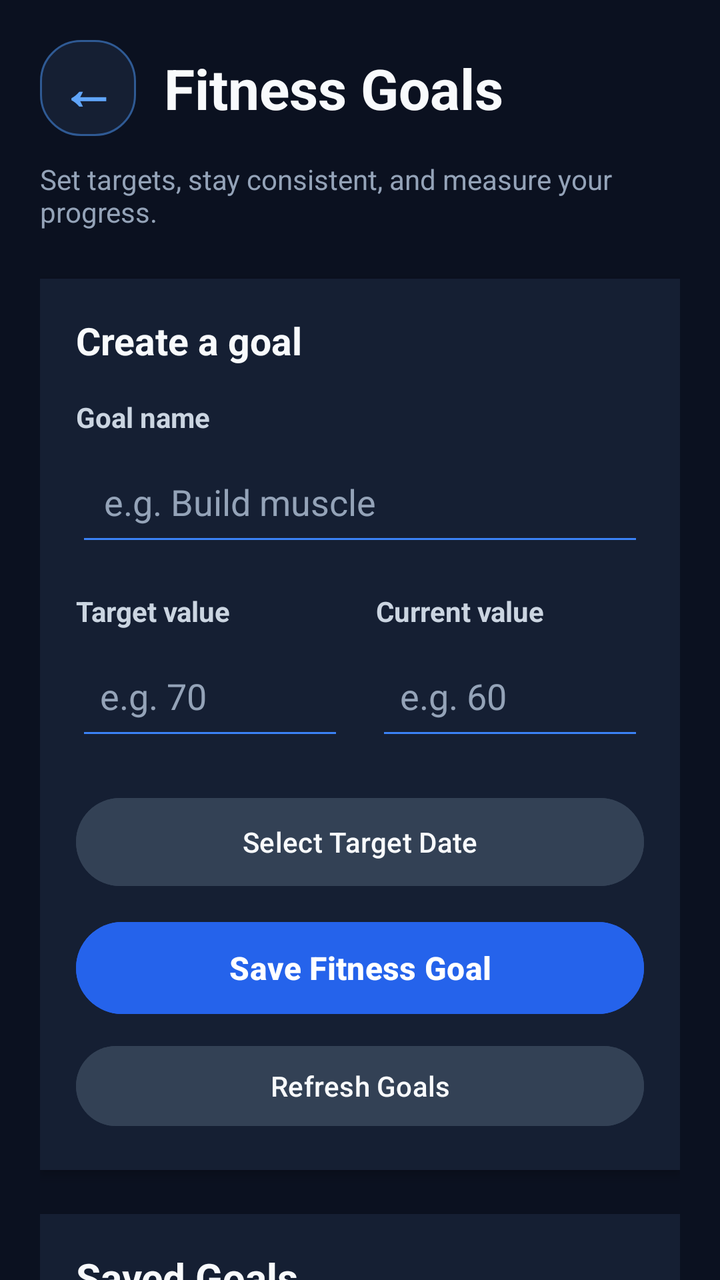
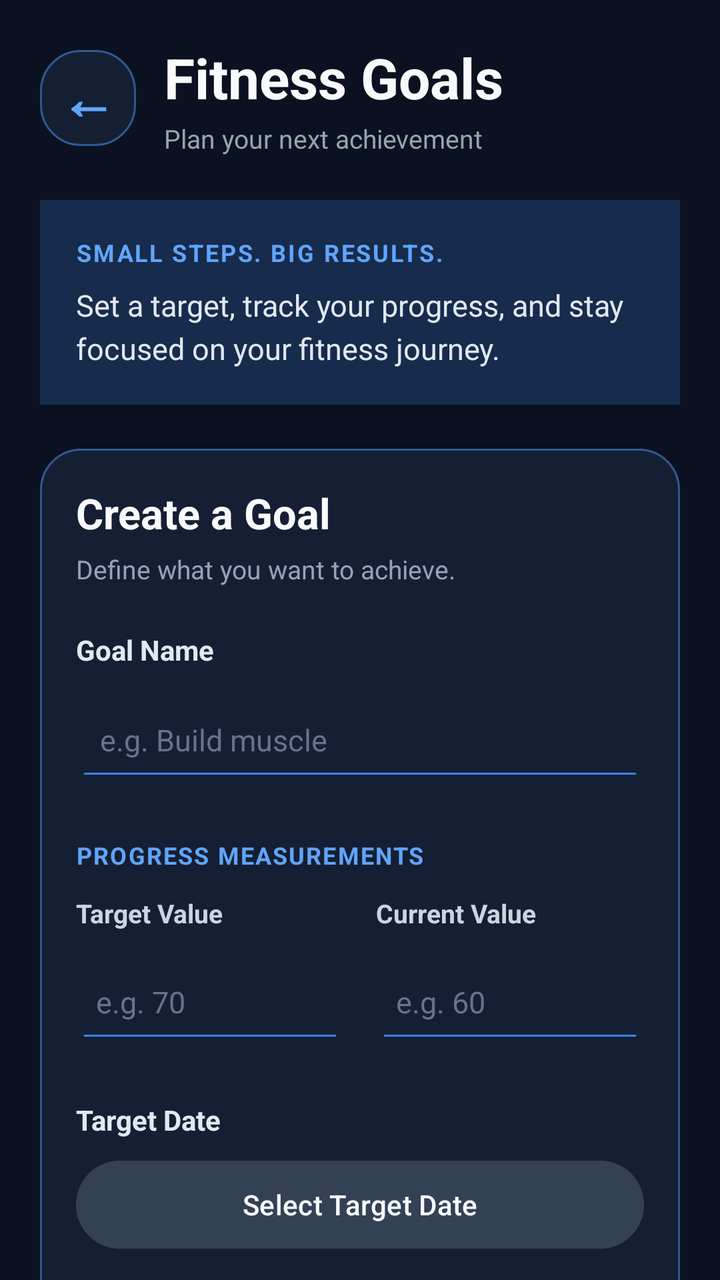

Two renders of the same Android screen: before a commit and after it. Below are the layout's source before the change and the commit's diff.
<!-- AndroidManifest.xml: application theme Theme.GymTrackerPro -->
<!-- res/layout/activity_goals.xml -->
<?xml version="1.0" encoding="utf-8"?>
<ScrollView xmlns:android="http://schemas.android.com/apk/res/android"
    android:layout_width="match_parent"
    android:layout_height="match_parent"
    android:background="#0B1120"
    android:fillViewport="true"
    android:scrollbars="none">

    <LinearLayout
        android:layout_width="match_parent"
        android:layout_height="wrap_content"
        android:orientation="vertical"
        android:padding="20dp">

        
        <LinearLayout
            android:layout_width="match_parent"
            android:layout_height="wrap_content"
            android:orientation="horizontal"
            android:gravity="center_vertical"
            android:layout_marginBottom="6dp">

            <TextView
                android:id="@+id/buttonBackArrow"
                android:layout_width="48dp"
                android:layout_height="48dp"
                android:background="@drawable/bg_card"
                android:gravity="center"
                android:text="←"
                android:textColor="#60A5FA"
                android:textSize="28sp"
                android:textStyle="bold"
                android:clickable="true"
                android:focusable="true"
                android:contentDescription="Back to Dashboard" />

            <TextView
                android:layout_width="0dp"
                android:layout_height="wrap_content"
                android:layout_weight="1"
                android:layout_marginStart="14dp"
                android:text="Fitness Goals"
                android:textColor="#F8FAFC"
                android:textSize="28sp"
                android:textStyle="bold" />

        </LinearLayout>

        <TextView
            android:layout_width="match_parent"
            android:layout_height="wrap_content"
            android:layout_marginTop="6dp"
            android:layout_marginBottom="24dp"
            android:text="Set targets, stay consistent, and measure your progress."
            android:textColor="#94A3B8"
            android:textSize="14sp" />

        
        <LinearLayout
            android:layout_width="match_parent"
            android:layout_height="wrap_content"
            android:orientation="vertical"
            android:padding="18dp"
            android:background="#151F33"
            android:elevation="3dp">

            <TextView
                android:layout_width="match_parent"
                android:layout_height="wrap_content"
                android:text="Create a goal"
                android:textColor="#F8FAFC"
                android:textSize="19sp"
                android:textStyle="bold"
                android:layout_marginBottom="16dp" />

            <TextView
                android:layout_width="match_parent"
                android:layout_height="wrap_content"
                android:text="Goal name"
                android:textColor="#CBD5E1"
                android:textStyle="bold"
                android:textSize="14sp"
                android:layout_marginBottom="6dp" />

            <EditText
                android:id="@+id/editGoalType"
                android:layout_width="match_parent"
                android:layout_height="54dp"
                android:hint="e.g. Build muscle"
                android:inputType="textCapSentences"
                android:singleLine="true"
                android:padding="14dp"
                android:backgroundTint="#3B82F6"
                android:textColor="#F8FAFC"
                android:textColorHint="#94A3B8" />

            
            <LinearLayout
                android:layout_width="match_parent"
                android:layout_height="wrap_content"
                android:orientation="horizontal"
                android:layout_marginTop="18dp"
                android:weightSum="2">

                <LinearLayout
                    android:layout_width="0dp"
                    android:layout_height="wrap_content"
                    android:layout_weight="1"
                    android:orientation="vertical"
                    android:paddingEnd="8dp">

                    <TextView
                        android:layout_width="match_parent"
                        android:layout_height="wrap_content"
                        android:text="Target value"
                        android:textColor="#CBD5E1"
                        android:textStyle="bold"
                        android:textSize="14sp"
                        android:layout_marginBottom="6dp" />

                    <EditText
                        android:id="@+id/editTargetValue"
                        android:layout_width="match_parent"
                        android:layout_height="54dp"
                        android:hint="e.g. 70"
                        android:inputType="numberDecimal"
                        android:singleLine="true"
                        android:padding="12dp"
                        android:backgroundTint="#3B82F6"
                        android:textColor="#F8FAFC"
                        android:textColorHint="#94A3B8" />

                </LinearLayout>

                <LinearLayout
                    android:layout_width="0dp"
                    android:layout_height="wrap_content"
                    android:layout_weight="1"
                    android:orientation="vertical"
                    android:paddingStart="8dp">

                    <TextView
                        android:layout_width="match_parent"
                        android:layout_height="wrap_content"
                        android:text="Current value"
                        android:textColor="#CBD5E1"
                        android:textStyle="bold"
                        android:textSize="14sp"
                        android:layout_marginBottom="6dp" />

                    <EditText
                        android:id="@+id/editCurrentValue"
                        android:layout_width="match_parent"
                        android:layout_height="54dp"
                        android:hint="e.g. 60"
                        android:inputType="numberDecimal"
                        android:singleLine="true"
                        android:padding="12dp"
                        android:backgroundTint="#3B82F6"
                        android:textColor="#F8FAFC"
                        android:textColorHint="#94A3B8" />

                </LinearLayout>

            </LinearLayout>

            
            <Button
                android:id="@+id/buttonSelectDate"
                android:layout_width="match_parent"
                android:layout_height="52dp"
                android:layout_marginTop="20dp"
                android:text="Select Target Date"
                android:textAllCaps="false"
                android:textColor="#F8FAFC"
                android:backgroundTint="#334155" />

            
            <Button
                android:id="@+id/buttonSaveGoal"
                android:layout_width="match_parent"
                android:layout_height="54dp"
                android:layout_marginTop="10dp"
                android:text="Save Fitness Goal"
                android:textAllCaps="false"
                android:textColor="#FFFFFF"
                android:textSize="16sp"
                android:textStyle="bold"
                android:backgroundTint="#2563EB" />

            <Button
                android:id="@+id/buttonRefreshGoals"
                android:layout_width="match_parent"
                android:layout_height="48dp"
                android:layout_marginTop="8dp"
                android:text="Refresh Goals"
                android:textAllCaps="false"
                android:textColor="#F8FAFC"
                android:backgroundTint="#334155" />

        </LinearLayout>

        
        <LinearLayout
            android:layout_width="match_parent"
            android:layout_height="wrap_content"
            android:layout_marginTop="22dp"
            android:orientation="vertical"
            android:padding="18dp"
            android:background="#151F33"
            android:elevation="3dp">

            <TextView
                android:layout_width="match_parent"
                android:layout_height="wrap_content"
                android:text="Saved Goals"
                android:textColor="#F8FAFC"
                android:textSize="20sp"
                android:textStyle="bold" />

            <TextView
                android:layout_width="match_parent"
                android:layout_height="wrap_content"
                android:layout_marginTop="6dp"
                android:layout_marginBottom="14dp"
                android:text="Your targets and progress"
                android:textColor="#94A3B8"
                android:textSize="13sp" />

            <TextView
                android:id="@+id/textGoalsList"
                android:layout_width="match_parent"
                android:layout_height="wrap_content"
                android:minHeight="70dp"
                android:background="#0F172A"
                android:padding="16dp"
                android:text="Loading goals..."
                android:textColor="#CBD5E1"
                android:textSize="15sp"
                android:lineSpacingExtra="6dp" />

        </LinearLayout>

    </LinearLayout>

</ScrollView>
<!-- resources referenced by this layout -->
<resources>
  <!-- drawable bg_card (drawable) -->
  <?xml version="1.0" encoding="utf-8"?>
  <shape xmlns:android="http://schemas.android.com/apk/res/android" android:shape="rectangle">
      <solid android:color="@color/gt_surface" />
      <corners android:radius="20dp" />
      <stroke android:width="1dp" android:color="@color/gt_stroke" />
  </shape>
  <style name="Theme.GymTrackerPro" parent="Base.Theme.GymTrackerPro" />
  <color name="gt_surface">#151F33</color>
  <color name="gt_stroke">#2F5A94</color>
  <style name="Base.Theme.GymTrackerPro" parent="Theme.Material3.Dark.NoActionBar">
          <item name="colorPrimary">@color/gt_blue</item>
          <item name="colorSurface">@color/gt_surface</item>
          <item name="android:windowBackground">@color/gt_background</item>
  
          
          <item name="android:statusBarColor">@color/gt_background</item>
          <item name="android:navigationBarColor">@color/gt_background</item>
          <item name="android:windowLightStatusBar">false</item>
      </style>
  <color name="gt_blue">#60A5FA</color>
  <color name="gt_background">#0B1120</color>
</resources>

<!-- the commit's change to res/layout/activity_goals.xml (unified diff, before → after) -->
@@ -16,90 +16,143 @@
         <LinearLayout
             android:layout_width="match_parent"
             android:layout_height="wrap_content"
-            android:orientation="horizontal"
+            android:layout_marginBottom="22dp"
             android:gravity="center_vertical"
-            android:layout_marginBottom="6dp">
+            android:orientation="horizontal">
 
             <TextView
                 android:id="@+id/buttonBackArrow"
                 android:layout_width="48dp"
                 android:layout_height="48dp"
                 android:background="@drawable/bg_card"
+                android:clickable="true"
+                android:contentDescription="Back to Dashboard"
+                android:focusable="true"
                 android:gravity="center"
                 android:text="←"
                 android:textColor="#60A5FA"
                 android:textSize="28sp"
+                android:textStyle="bold" />
+
+            <LinearLayout
+                android:layout_width="0dp"
+                android:layout_height="wrap_content"
+                android:layout_marginStart="14dp"
+                android:layout_weight="1"
+                android:orientation="vertical">
+
+                <TextView
+                    android:layout_width="match_parent"
+                    android:layout_height="wrap_content"
+                    android:text="Fitness Goals"
+                    android:textColor="#F8FAFC"
+                    android:textSize="28sp"
+                    android:textStyle="bold" />
+
+                <TextView
+                    android:layout_width="match_parent"
+                    android:layout_height="wrap_content"
+                    android:layout_marginTop="3dp"
+                    android:text="Plan your next achievement"
+                    android:textColor="#94A3B8"
+                    android:textSize="13sp" />
+
+            </LinearLayout>
+        </LinearLayout>
+
+        
+        <LinearLayout
+            android:layout_width="match_parent"
+            android:layout_height="wrap_content"
+            android:layout_marginBottom="22dp"
+            android:background="#172B4D"
+            android:orientation="vertical"
+            android:padding="18dp">
+
+            <TextView
+                android:layout_width="match_parent"
+                android:layout_height="wrap_content"
+                android:text="SMALL STEPS. BIG RESULTS."
+                android:textColor="#60A5FA"
+                android:textSize="12sp"
                 android:textStyle="bold"
-                android:clickable="true"
-                android:focusable="true"
-                android:contentDescription="Back to Dashboard" />
-
-            <TextView
-                android:layout_width="0dp"
-                android:layout_height="wrap_content"
-                android:layout_weight="1"
-                android:layout_marginStart="14dp"
-                android:text="Fitness Goals"
+                android:letterSpacing="0.08" />
+
+            <TextView
+                android:layout_width="match_parent"
+                android:layout_height="wrap_content"
+                android:layout_marginTop="8dp"
+                android:text="Set a target, track your progress, and stay focused on your fitness journey."
+                android:textColor="#E2E8F0"
+                android:textSize="15sp"
+                android:lineSpacingExtra="4dp" />
+
+        </LinearLayout>
+
+        
+        <LinearLayout
+            android:layout_width="match_parent"
+            android:layout_height="wrap_content"
+            android:background="@drawable/bg_card"
+            android:orientation="vertical"
+            android:padding="18dp">
+
+            <TextView
+                android:layout_width="match_parent"
+                android:layout_height="wrap_content"
+                android:text="Create a Goal"
                 android:textColor="#F8FAFC"
-                android:textSize="28sp"
-                android:textStyle="bold" />
-
-        </LinearLayout>
-
-        <TextView
-            android:layout_width="match_parent"
-            android:layout_height="wrap_content"
-            android:layout_marginTop="6dp"
-            android:layout_marginBottom="24dp"
-            android:text="Set targets, stay consistent, and measure your progress."
-            android:textColor="#94A3B8"
-            android:textSize="14sp" />
-
-        
-        <LinearLayout
-            android:layout_width="match_parent"
-            android:layout_height="wrap_content"
-            android:orientation="vertical"
-            android:padding="18dp"
-            android:background="#151F33"
-            android:elevation="3dp">
-
-            <TextView
-                android:layout_width="match_parent"
-                android:layout_height="wrap_content"
-                android:text="Create a goal"
-                android:textColor="#F8FAFC"
-                android:textSize="19sp"
-                android:textStyle="bold"
-                android:layout_marginBottom="16dp" />
-
-            <TextView
-                android:layout_width="match_parent"
-                android:layout_height="wrap_content"
-                android:text="Goal name"
-                android:textColor="#CBD5E1"
-                android:textStyle="bold"
+                android:textSize="21sp"
+                android:textStyle="bold" />
+
+            <TextView
+                android:layout_width="match_parent"
+                android:layout_height="wrap_content"
+                android:layout_marginTop="5dp"
+                android:layout_marginBottom="22dp"
+                android:text="Define what you want to achieve."
+                android:textColor="#94A3B8"
+                android:textSize="13sp" />
+
+            
+            <TextView
+                android:layout_width="match_parent"
+                android:layout_height="wrap_content"
+                android:text="Goal Name"
+                android:textColor="#E2E8F0"
                 android:textSize="14sp"
-                android:layout_marginBottom="6dp" />
+                android:textStyle="bold" />
 
             <EditText
                 android:id="@+id/editGoalType"
                 android:layout_width="match_parent"
                 android:layout_height="54dp"
+                android:layout_marginTop="7dp"
+                android:backgroundTint="#3B82F6"
                 android:hint="e.g. Build muscle"
                 android:inputType="textCapSentences"
+                android:paddingHorizontal="12dp"
                 android:singleLine="true"
-                android:padding="14dp"
-                android:backgroundTint="#3B82F6"
                 android:textColor="#F8FAFC"
-                android:textColorHint="#94A3B8" />
-
-            
+                android:textColorHint="#64748B"
+                android:textSize="15sp" />
+
+            
+            <TextView
+                android:layout_width="match_parent"
+                android:layout_height="wrap_content"
+                android:layout_marginTop="24dp"
+                android:layout_marginBottom="12dp"
+                android:text="PROGRESS MEASUREMENTS"
+                android:textColor="#60A5FA"
+                android:textSize="12sp"
+                android:textStyle="bold"
+                android:letterSpacing="0.06" />
+
             <LinearLayout
                 android:layout_width="match_parent"
                 android:layout_height="wrap_content"
                 android:orientation="horizontal"
-                android:layout_marginTop="18dp"
                 android:weightSum="2">
 
                 <LinearLayout
@@ -112,23 +165,24 @@
                     <TextView
                         android:layout_width="match_parent"
                         android:layout_height="wrap_content"
-                        android:text="Target value"
+                        android:text="Target Value"
                         android:textColor="#CBD5E1"
-                        android:textStyle="bold"
-                        android:textSize="14sp"
-                        android:layout_marginBottom="6dp" />
+                        android:textSize="13sp"
+                        android:textStyle="bold" />
 
                     <EditText
                         android:id="@+id/editTargetValue"
                         android:layout_width="match_parent"
                         android:layout_height="54dp"
+                        android:layout_marginTop="7dp"
+                        android:backgroundTint="#3B82F6"
                         android:hint="e.g. 70"
                         android:inputType="numberDecimal"
+                        android:paddingHorizontal="10dp"
                         android:singleLine="true"
-                        android:padding="12dp"
-                        android:backgroundTint="#3B82F6"
                         android:textColor="#F8FAFC"
-                        android:textColorHint="#94A3B8" />
+                        android:textColorHint="#64748B"
+                        android:textSize="15sp" />
 
                 </LinearLayout>
 
@@ -142,61 +196,73 @@
                     <TextView
                         android:layout_width="match_parent"
                         android:layout_height="wrap_content"
-                        android:text="Current value"
+                        android:text="Current Value"
                         android:textColor="#CBD5E1"
-                        android:textStyle="bold"
-                        android:textSize="14sp"
-                        android:layout_marginBottom="6dp" />
+                        android:textSize="13sp"
+                        android:textStyle="bold" />
 
                     <EditText
                         android:id="@+id/editCurrentValue"
                         android:layout_width="match_parent"
                         android:layout_height="54dp"
+                        android:layout_marginTop="7dp"
+                        android:backgroundTint="#3B82F6"
                         android:hint="e.g. 60"
                         android:inputType="numberDecimal"
+                        android:paddingHorizontal="10dp"
                         android:singleLine="true"
-                        android:padding="12dp"
-                        android:backgroundTint="#3B82F6"
                         android:textColor="#F8FAFC"
-                        android:textColorHint="#94A3B8" />
+                        android:textColorHint="#64748B"
+                        android:textSize="15sp" />
 
                 </LinearLayout>
-
             </LinearLayout>
 
             
+            <TextView
+                android:layout_width="match_parent"
+                android:layout_height="wrap_content"
+                android:layout_marginTop="24dp"
+                android:text="Target Date"
+                android:textColor="#E2E8F0"
+                android:textSize="14sp"
+                android:textStyle="bold" />
+
             <Button
                 android:id="@+id/buttonSelectDate"
                 android:layout_width="match_parent"
                 android:layout_height="52dp"
-                android:layout_marginTop="20dp"
+                android:layout_marginTop="7dp"
+                android:backgroundTint="#334155"
                 android:text="Select Target Date"
                 android:textAllCaps="false"
                 android:textColor="#F8FAFC"
-                android:backgroundTint="#334155" />
+                android:textSize="14sp" />
 
             
             <Button
                 android:id="@+id/buttonSaveGoal"
                 android:layout_width="match_parent"
-                android:layout_height="54dp"
-                android:layout_marginTop="10dp"
+                android:layout_height="56dp"
+                android:layout_marginTop="16dp"
+                android:backgroundTint="#2563EB"
                 android:text="Save Fitness Goal"
                 android:textAllCaps="false"
                 android:textColor="#FFFFFF"
                 android:textSize="16sp"
-                android:textStyle="bold"
-                android:backgroundTint="#2563EB" />
-
+                android:textStyle="bold" />
+
+            
             <Button
                 android:id="@+id/buttonRefreshGoals"
                 android:layout_width="match_parent"
                 android:layout_height="48dp"
                 android:layout_marginTop="8dp"
+                android:backgroundTint="#23324A"
                 android:text="Refresh Goals"
                 android:textAllCaps="false"
-                android:textColor="#F8FAFC"
-                android:backgroundTint="#334155" />
+                android:textColor="#BFDBFE"
+                android:textSize="14sp" />
 
         </LinearLayout>
 
@@ -204,26 +270,25 @@
         <LinearLayout
             android:layout_width="match_parent"
             android:layout_height="wrap_content"
-            android:layout_marginTop="22dp"
+            android:layout_marginTop="24dp"
+            android:background="@drawable/bg_card"
             android:orientation="vertical"
-            android:padding="18dp"
-            android:background="#151F33"
-            android:elevation="3dp">
+            android:padding="18dp">
 
             <TextView
                 android:layout_width="match_parent"
                 android:layout_height="wrap_content"
                 android:text="Saved Goals"
                 android:textColor="#F8FAFC"
-                android:textSize="20sp"
-                android:textStyle="bold" />
-
-            <TextView
-                android:layout_width="match_parent"
-                android:layout_height="wrap_content"
-                android:layout_marginTop="6dp"
-                android:layout_marginBottom="14dp"
-                android:text="Your targets and progress"
+                android:textSize="21sp"
+                android:textStyle="bold" />
+
+            <TextView
+                android:layout_width="match_parent"
+                android:layout_height="wrap_content"
+                android:layout_marginTop="5dp"
+                android:layout_marginBottom="16dp"
+                android:text="Review your targets and current progress."
                 android:textColor="#94A3B8"
                 android:textSize="13sp" />
 
@@ -231,7 +296,7 @@
                 android:id="@+id/textGoalsList"
                 android:layout_width="match_parent"
                 android:layout_height="wrap_content"
-                android:minHeight="70dp"
+                android:minHeight="80dp"
                 android:background="#0F172A"
                 android:padding="16dp"
                 android:text="Loading goals..."
@@ -241,6 +306,18 @@
 
         </LinearLayout>
 
+        
+        <TextView
+            android:layout_width="match_parent"
+            android:layout_height="wrap_content"
+            android:layout_marginTop="22dp"
+            android:layout_marginBottom="12dp"
+            android:gravity="center"
+            android:padding="8dp"
+            android:text="CONSISTENCY BUILDS PROGRESS"
+            android:textColor="#64748B"
+            android:textSize="11sp"
+            android:letterSpacing="0.08" />
+
     </LinearLayout>
-
 </ScrollView>
